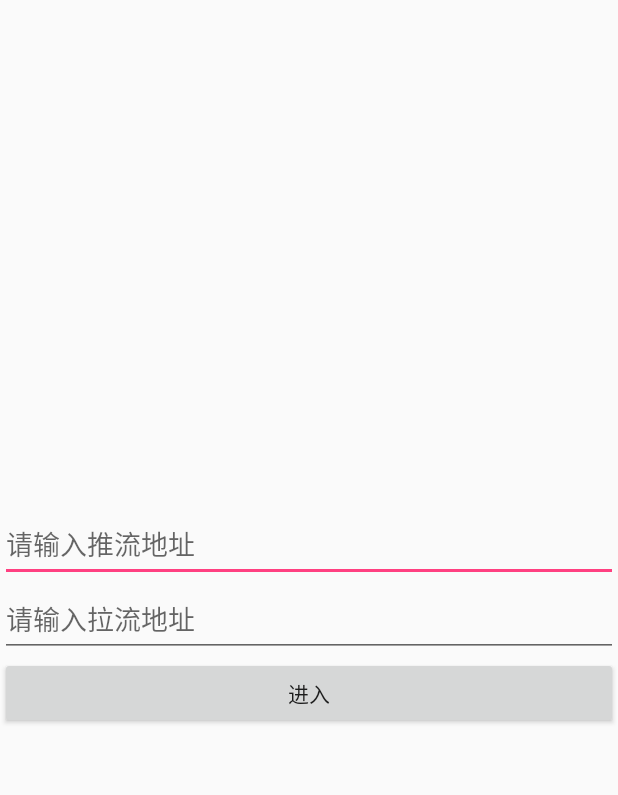
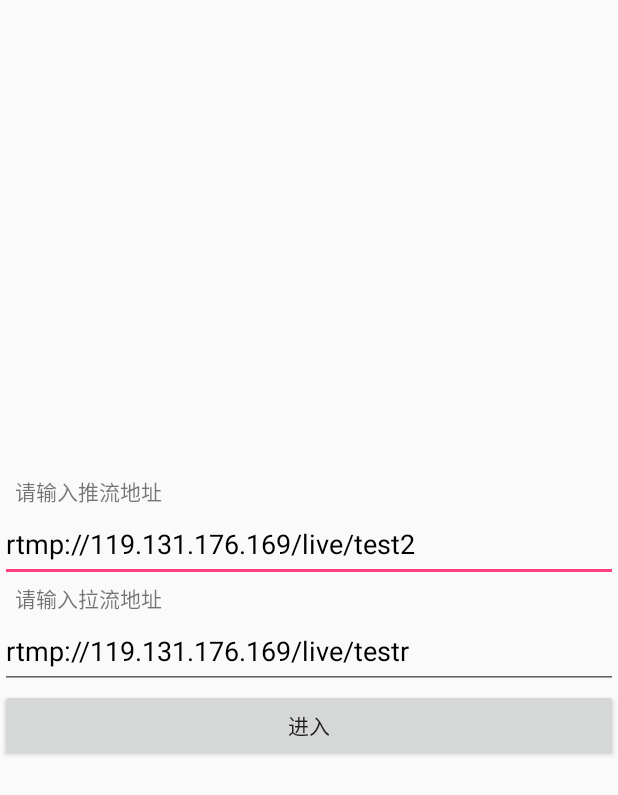
Before and after one commit to du21977/LiveDemo, an Android app: the screen it shows after launch (SetupActivity), on a phone screen of 412 x 824 dp. Shown: the top 795 px of the screen. Run offline under Robolectric (Android 15) with nearby library versions, the phone set to English and light mode, and no system bars.

Commit message:
可移动

```diff
--- a/app/src/main/java/com/dobi/live/SetupActivity.java
+++ b/app/src/main/java/com/dobi/live/SetupActivity.java
@@ -12,6 +12,8 @@ public class SetupActivity extends AppCompatActivity {
     EditText et_push;
     EditText et_pull;
     Button btn_enter;
+    static  String push__ = "rtmp://119.131.176.169/live/test2";
+    static  String pull__ = "rtmp://live.hkstv.hk.lxdns.com/live/hks";
     @Override
     protected void onCreate(Bundle savedInstanceState) {
         super.onCreate(savedInstanceState);
@@ -22,6 +24,8 @@ public class SetupActivity extends AppCompatActivity {
         btn_enter.setOnClickListener(new View.OnClickListener() {
             @Override
             public void onClick(View v) {
+                push__ = et_push.getText().toString().trim();
+                pull__ = et_pull.getText().toString().trim();
                 startActivity(new Intent(SetupActivity.this,MainActivity.class));
             }
         });
--- a/app/src/main/java/com/dobi/live/pusher/LivePusher.java
+++ b/app/src/main/java/com/dobi/live/pusher/LivePusher.java
@@ -94,7 +94,7 @@ public class LivePusher implements Callback {
 	@Override
 	public void surfaceDestroyed(SurfaceHolder holder) {
 		stopPush();
-		release();
+	//	release();
 	}
 
 }
--- a/app/src/main/res/layout/activity_setup.xml
+++ b/app/src/main/res/layout/activity_setup.xml
@@ -13,23 +13,32 @@
         android:layout_height="wrap_content"
         android:text="请输入推流地址"
         android:layout_marginLeft="10dp"
-        android:visibility="gone"
+        android:visibility="visible"
         />
 
     <EditText
         android:id="@+id/et_push"
         android:layout_width="match_parent"
         android:layout_height="50dp"
-        android:hint="请输入推流地址"
+        android:hint=""
         android:textColor="#000000"
+        android:text="rtmp://119.131.176.169/live/test2"
         />
 
+    <TextView
+        android:layout_width="wrap_content"
+        android:layout_height="wrap_content"
+        android:text="请输入拉流地址"
+        android:layout_marginLeft="10dp"
+        android:visibility="visible"
+        />
     <EditText
         android:id="@+id/et_pull"
         android:layout_width="match_parent"
         android:layout_height="50dp"
-        android:hint="请输入拉流地址"
+        android:hint=""
         android:textColor="#000000"
+        android:text="rtmp://119.131.176.169/live/testr"
         />
 
     <Button
```
Also changed, not shown: app/src/main/AndroidManifest.xml (+13 -2 lines), app/src/main/java/com/dobi/live/MainActivity.java (+17 -8 lines), app/src/main/res/layout/activity_main.xml (+12 -12 lines).
